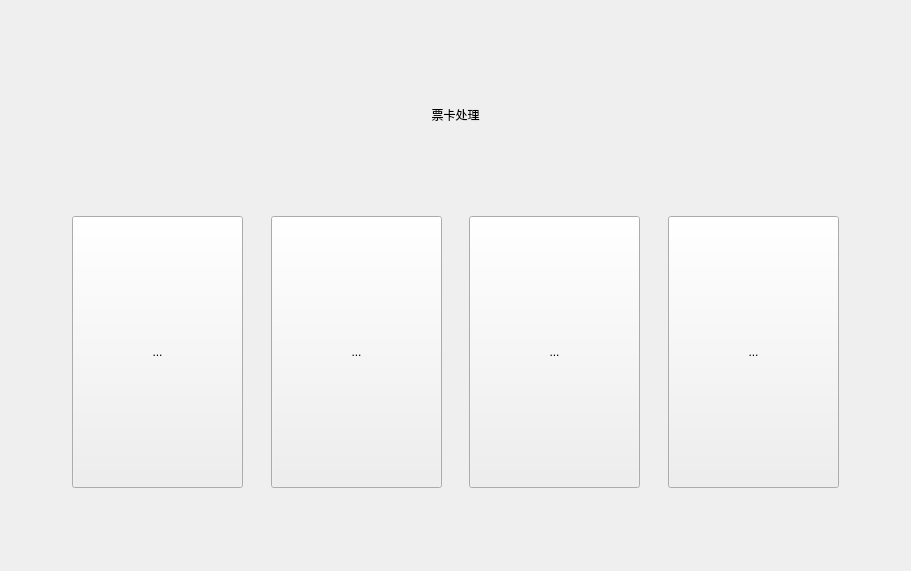
First picture: the form in ticket/TicketMainWidget.ui, repository EllieYY/ism, before the edit.
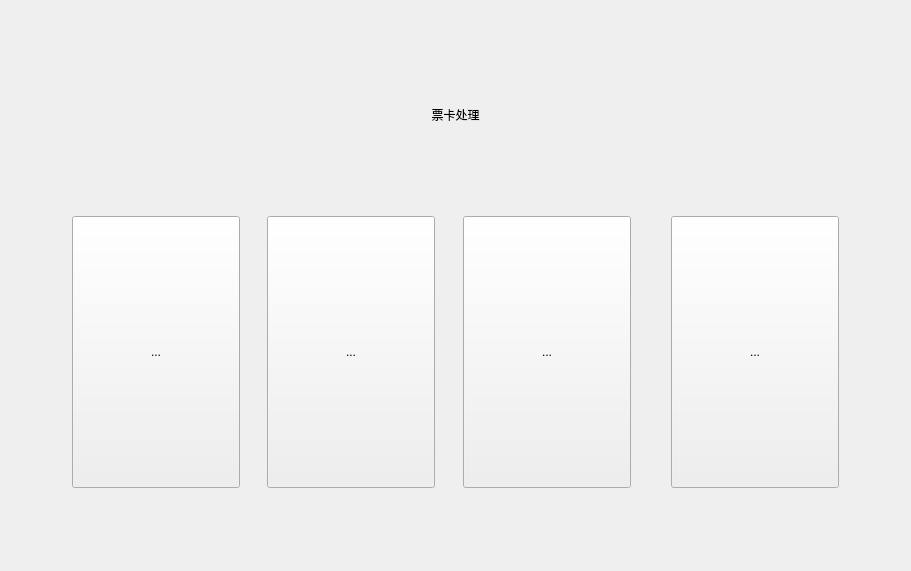
Second picture: the form after the edit.

What changed in the file:
```diff
--- a/ticket/TicketMainWidget.ui
+++ b/ticket/TicketMainWidget.ui
@@ -179,6 +179,9 @@
             <property name="orientation">
              <enum>Qt::Horizontal</enum>
             </property>
+            <property name="sizeType">
+             <enum>QSizePolicy::Fixed</enum>
+            </property>
             <property name="sizeHint" stdset="0">
              <size>
               <width>40</width>
```
